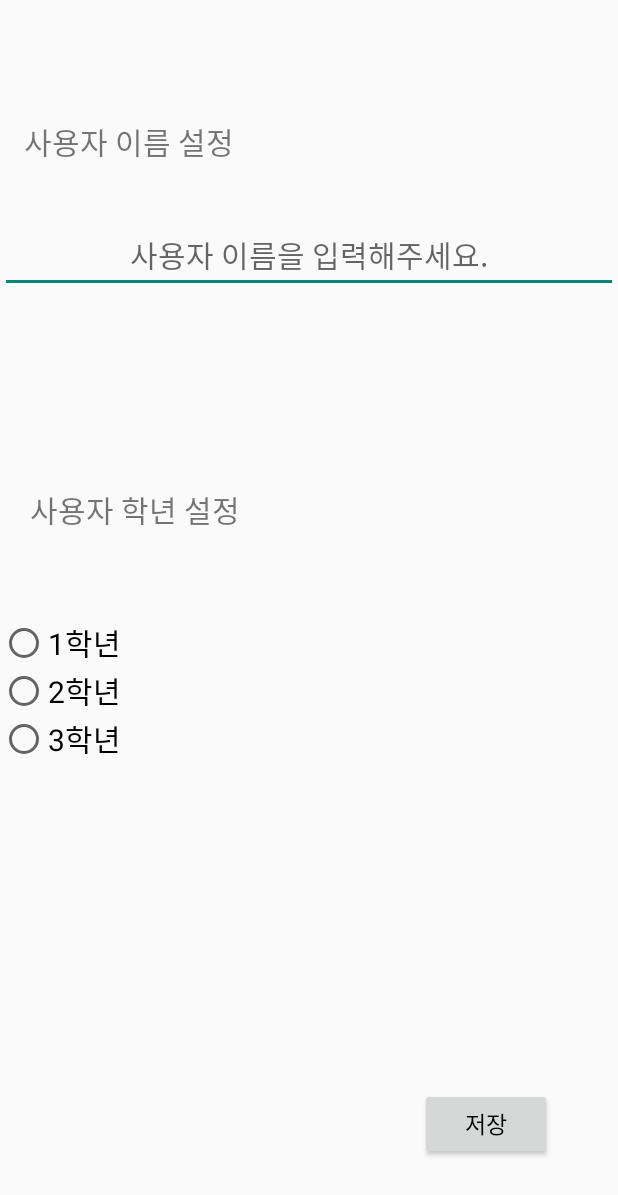
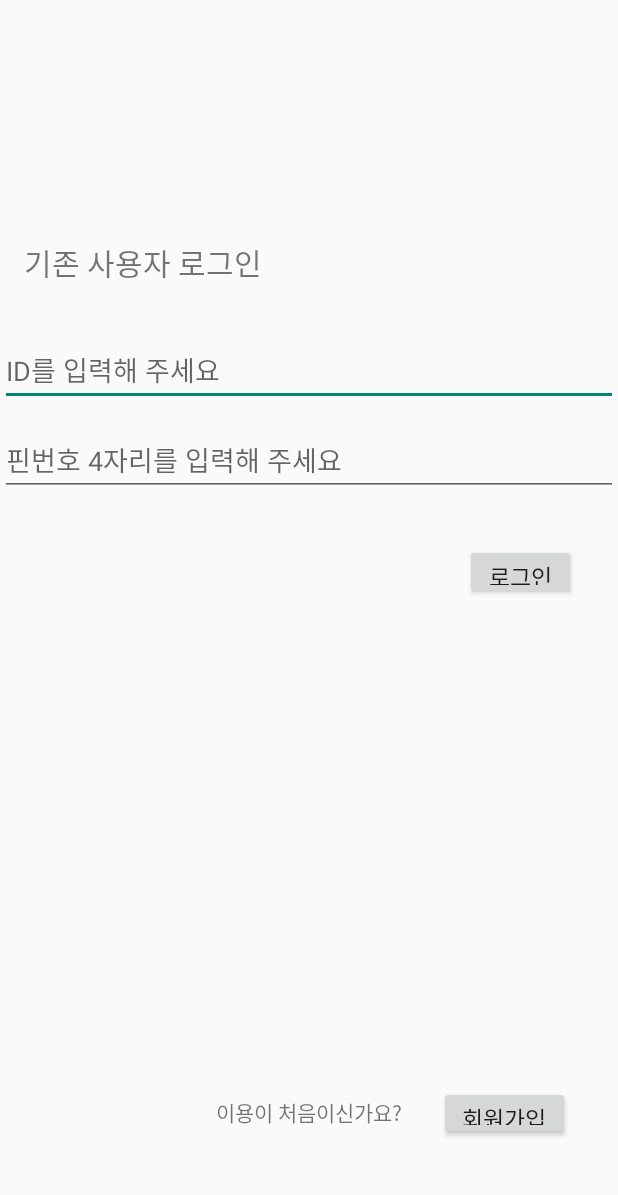
Before and after one commit to leedy3838/SWP, an Android app: the screen it shows after launch (SettingUser before the commit, LogInScreen after it), on a phone screen of 412 x 824 dp. Shown: the top 1195 px of the screen. Run offline under Robolectric (Android 15) with nearby library versions, the phone set to English and light mode, and no system bars; our stand-ins replace Firebase (no records; nobody signed in at launch, a user with empty details on screens opened directly).

Commit message:
22.08.10 로그인, 회원가입 구현

```diff
--- a/app/src/main/java/com/example/androidstudioproject/AppLock.kt
+++ b/app/src/main/java/com/example/androidstudioproject/AppLock.kt
@@ -1,6 +1,7 @@
 package com.example.androidstudioproject
 
 import android.content.Context
+
 
 class AppLock(context: Context) {
 
--- a/app/src/main/java/com/example/androidstudioproject/BasicScreen.kt
+++ b/app/src/main/java/com/example/androidstudioproject/BasicScreen.kt
@@ -2,6 +2,7 @@ package com.example.androidstudioproject
 
 
 import android.app.Activity
+import android.content.Context
 import android.content.Intent
 import android.os.Bundle
 import android.util.Log
@@ -23,13 +24,19 @@ class BasicScreen : AppCompatActivity() {
     lateinit var subject : String
     lateinit var difficulty : String
     lateinit var selectSubject : String
+    lateinit var qnaAnswer : String
+    lateinit var qnaQuestion : String
+    var password : String? = null
     var answerRate : Long = 0
+
+    lateinit var sharedPref : SharedPreferences
 
     override fun onCreate(savedInstanceState: Bundle?) {
         super.onCreate(savedInstanceState)
 
+        sharedPref = getSharedPreferences("appLock", Context.MODE_PRIVATE)
         val pref: SharedPreferences = getSharedPreferences("isFirst", Activity.MODE_PRIVATE)
-
+        println(sharedPref.getString("applock",""))
 /*
         // 처음 설정을 두번째 실행 이후에도 실행시키고 싶다면 이 코드 활성화시키고
         // run을 한번한 후에 다시 주석 처리 후 run하면 된다.
@@ -44,8 +51,8 @@ class BasicScreen : AppCompatActivity() {
 
         if (first == true) {
             setContentView(R.layout.activity_app_lock_password)
-            startActivity(Intent(this, SettingUser::class.java))
-            //앱 최초 실행시 사용자 이름 설정 액티비티로 이동
+            startActivity(Intent(this, LogInScreen::class.java))
+            //앱 최초 실행시 기존 사용자 로그인 액티비티로 이동 ( 기존 사용자 아닐 경우 회원가입으로도 이동 가능 )
 
         } else {
             setContentView(R.layout.basic_screen)
@@ -66,6 +73,11 @@ class BasicScreen : AppCompatActivity() {
             difficulty = sharedPreferences.getString("difficulty", "Easy").toString()
             selectSubject = sharedPreferences.getString("detailSubject", "없음").toString()
 
+            //user 정보들
+            qnaQuestion = sharedPreferences.getString("qnaQuestion","??").toString()
+            qnaAnswer = sharedPreferences.getString("qnaAnswer","??").toString()
+            password = sharedPref.getString("applock","")
+
             docRef
                 .get()
                 .addOnSuccessListener { result ->
@@ -76,6 +88,15 @@ class BasicScreen : AppCompatActivity() {
                     if (!exist) {
                         val data = hashMapOf("user" to user)
                         docRef.document(user).set(data)
+
+                        // user에게 비밀번호 설정
+                        val pwData = hashMapOf(
+                            "password" to password,
+                            "QnA_Answer" to qnaAnswer,
+                            "QnA_Question" to qnaQuestion,
+                            "grade" to grade
+                        )
+                        docRef.document(user).set(pwData)
 
                         val base = hashMapOf("base" to "yes")
 
--- /dev/null
+++ b/app/src/main/res/layout/log_in.xml
@@ -0,0 +1,87 @@
+<?xml version="1.0" encoding="utf-8"?>
+<androidx.constraintlayout.widget.ConstraintLayout xmlns:android="http://schemas.android.com/apk/res/android"
+    xmlns:app="http://schemas.android.com/apk/res-auto"
+    xmlns:tools="http://schemas.android.com/tools"
+    android:layout_width="match_parent"
+    android:layout_height="match_parent">
+
+
+    <TextView
+        android:layout_width="wrap_content"
+        android:layout_height="wrap_content"
+        android:layout_marginTop="80dp"
+        android:text="기존 사용자 로그인"
+        android:textSize="20sp"
+        app:layout_constraintBottom_toTopOf="@+id/log_in_id"
+        app:layout_constraintEnd_toEndOf="parent"
+        app:layout_constraintHorizontal_bias="0.063"
+        app:layout_constraintStart_toStartOf="parent"
+        app:layout_constraintTop_toTopOf="parent"
+        app:layout_constraintVertical_bias="0.709" />
+
+    <EditText
+        android:id="@+id/log_in_id"
+        android:layout_width="match_parent"
+        android:layout_height="wrap_content"
+        android:layout_marginBottom="12dp"
+        android:hint="ID를 입력해 주세요"
+        app:layout_constraintBottom_toTopOf="@+id/log_in_pin"
+        tools:layout_editor_absoluteX="0dp" />
+
+    <EditText
+        android:id="@+id/log_in_pin"
+        android:layout_width="match_parent"
+        android:layout_height="wrap_content"
+        android:layout_marginBottom="400dp"
+        android:hint="핀번호 4자리를 입력해 주세요"
+        android:inputType = "numberPassword"
+        android:maxLength="4"
+        app:layout_constraintBottom_toTopOf="@+id/textView8"
+        tools:layout_editor_absoluteX="0dp" />
+
+    <TextView
+        android:id="@+id/log_in_msg"
+        android:layout_width="match_parent"
+        android:layout_height="wrap_content"
+        android:gravity="center"
+        android:text="ID 혹은 PIN 번호가 올바르지 않습니다 \n 다시 한 번 확인해주세요"
+        android:textColor="#EC0B0B"
+        android:visibility="invisible"
+        app:layout_constraintBottom_toTopOf="@+id/textView8"
+        app:layout_constraintTop_toBottomOf="@+id/log_in_pin"
+        app:layout_constraintVertical_bias="0.377"
+        tools:layout_editor_absoluteX="0dp" />
+
+    <Button
+        android:layout_width="74dp"
+        android:layout_height="37dp"
+        android:layout_marginEnd="28dp"
+        android:layout_marginBottom="324dp"
+        android:text="로그인"
+        android:onClick="logInClicked"
+        android:textSize="15sp"
+        app:layout_constraintBottom_toTopOf="@+id/button"
+        app:layout_constraintEnd_toEndOf="parent" />
+
+    <TextView
+        android:id="@+id/textView8"
+        android:layout_width="match_parent"
+        android:layout_height="wrap_content"
+        android:layout_marginBottom="72dp"
+        android:gravity="center"
+        android:text="이용이 처음이신가요?"
+        app:layout_constraintBottom_toBottomOf="parent"
+        tools:layout_editor_absoluteX="0dp" />
+
+    <Button
+        android:id="@+id/button"
+        android:layout_width="87dp"
+        android:layout_height="36dp"
+        android:layout_marginEnd="32dp"
+        android:layout_marginBottom="64dp"
+        android:text="회원가입"
+        android:textSize="15sp"
+        android:onClick="signUpClicked"
+        app:layout_constraintBottom_toBottomOf="parent"
+        app:layout_constraintEnd_toEndOf="parent" />
+</androidx.constraintlayout.widget.ConstraintLayout>
--- a/app/src/main/res/layout/setting_user.xml
+++ b/app/src/main/res/layout/setting_grade.xml
@@ -5,55 +5,26 @@
     android:layout_width="match_parent"
     android:layout_height="match_parent">
 
-    <EditText
-        android:id="@+id/userInit"
-        android:layout_width="match_parent"
-        android:layout_height="wrap_content"
-        android:gravity="center_horizontal"
-        android:hint="사용자 이름을 입력해주세요."
-        android:inputType="text"
-        android:textSize="20dp"
-        app:layout_constraintBottom_toBottomOf="parent"
-        app:layout_constraintEnd_toEndOf="parent"
-        app:layout_constraintHorizontal_bias="0.0"
-        app:layout_constraintStart_toStartOf="parent"
-        app:layout_constraintTop_toTopOf="parent"
-        app:layout_constraintVertical_bias="0.187" />
-
-    <TextView
-        android:id="@+id/textView5"
-        android:layout_width="wrap_content"
-        android:layout_height="wrap_content"
-        android:layout_marginEnd="256dp"
-        android:text="사용자 이름 설정"
-        android:textSize="20sp"
-        app:layout_constraintBottom_toTopOf="@+id/userInit"
-        app:layout_constraintEnd_toEndOf="parent"
-        app:layout_constraintTop_toTopOf="parent"
-        app:layout_constraintVertical_bias="0.693" />
-
     <TextView
         android:id="@+id/textView7"
         android:layout_width="wrap_content"
         android:layout_height="wrap_content"
-        android:layout_marginTop="112dp"
-        android:layout_marginEnd="252dp"
-        android:layout_marginBottom="268dp"
+        android:layout_marginStart="16dp"
         android:text="사용자 학년 설정"
         android:textSize="20sp"
-        app:layout_constraintBottom_toTopOf="@+id/userSave"
-        app:layout_constraintEnd_toEndOf="parent"
-        app:layout_constraintTop_toBottomOf="@+id/userInit"
-        app:layout_constraintVertical_bias="0.142" />
+        app:layout_constraintBottom_toTopOf="@+id/userGradeRadioGroup"
+        app:layout_constraintStart_toStartOf="parent"
+        app:layout_constraintTop_toTopOf="parent"
+        app:layout_constraintVertical_bias="0.755" />
 
     <RadioGroup
         android:id="@+id/userGradeRadioGroup"
-        android:layout_width="match_parent"
-        android:layout_height="wrap_content"
+        android:layout_width="382dp"
+        android:layout_height="90dp"
         app:layout_constraintBottom_toTopOf="@+id/userSave"
         app:layout_constraintEnd_toEndOf="parent"
         app:layout_constraintStart_toStartOf="parent"
-        app:layout_constraintTop_toBottomOf="@+id/userInit">
+        app:layout_constraintTop_toTopOf="parent">
 
         <RadioButton
             android:id="@+id/btn_grade1"
@@ -78,24 +49,24 @@
             android:layout_width="match_parent"
             android:layout_height="wrap_content"
             android:text="3학년"
-            android:textSize="20sp"
-            tools:layout_editor_absoluteX="-3dp"
-            tools:layout_editor_absoluteY="374dp" />
+            android:textSize="20sp" />
+
     </RadioGroup>
 
     <Button
         android:id="@+id/userSave"
         android:layout_width="wrap_content"
         android:layout_height="wrap_content"
-        android:layout_marginEnd="44dp"
         android:onClick="userSaveClicked"
         android:text="저장"
         android:textColor="@color/black"
         android:textSize="15dp"
         app:layout_constraintBottom_toBottomOf="parent"
         app:layout_constraintEnd_toEndOf="parent"
-        app:layout_constraintTop_toBottomOf="@+id/userInit"
-        app:layout_constraintVertical_bias="0.913" />
+        app:layout_constraintHorizontal_bias="0.95"
+        app:layout_constraintStart_toStartOf="parent"
+        app:layout_constraintTop_toTopOf="parent"
+        app:layout_constraintVertical_bias="0.424" />
 
 
 </androidx.constraintlayout.widget.ConstraintLayout>
--- a/app/src/main/res/layout/setting_qna.xml
+++ b/app/src/main/res/layout/setting_qna.xml
@@ -58,7 +58,7 @@
         android:id="@+id/qnaSave"
         android:layout_width="wrap_content"
         android:layout_height="wrap_content"
-        android:layout_marginEnd="16dp"
+        android:layout_marginEnd="24dp"
         android:layout_marginBottom="440dp"
         android:onClick="qnaSaveClicked"
         android:text="저장"
@@ -66,6 +66,6 @@
         app:layout_constraintBottom_toBottomOf="parent"
         app:layout_constraintEnd_toEndOf="parent"
         app:layout_constraintTop_toBottomOf="@+id/qnaAnswer"
-        app:layout_constraintVertical_bias="0.85" />
+        app:layout_constraintVertical_bias="1.0" />
 
 </androidx.constraintlayout.widget.ConstraintLayout>
```
Also changed, not shown: app/src/main/AndroidManifest.xml (+10 -5 lines), app/src/main/java/com/example/androidstudioproject/LogInScreen.kt (added, +90 -0 lines), app/src/main/java/com/example/androidstudioproject/SettingGrade.kt (renamed from app/src/main/java/com/example/androidstudioproject/SettingUser.kt, +5 -11 lines), app/src/main/java/com/example/androidstudioproject/SettingPassword.kt (+32 -2 lines), app/src/main/java/com/example/androidstudioproject/SignUpScreen.kt (added, +62 -0 lines), app/src/main/res/layout/sign_up.xml (added, +83 -0 lines).
